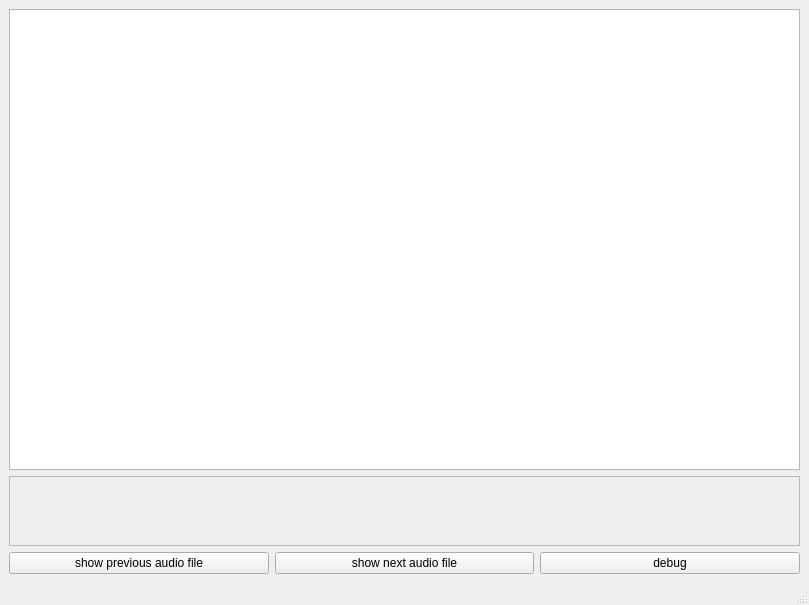
Before: the Qt Designer form gui.ui in groakat/AudioTagger, drawn with Qt 5.
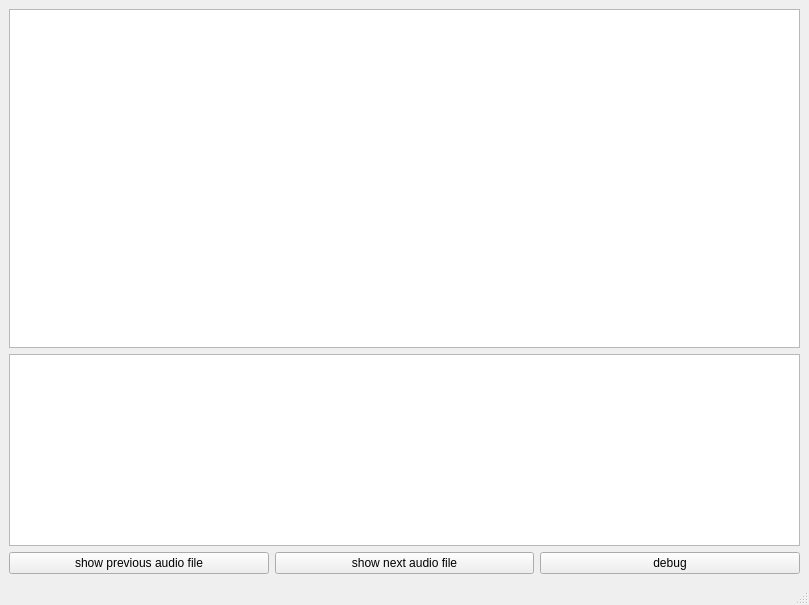
After: the same form once the commit is applied.

Commit message: scrollArea converted to QGraphicsView with scroll bounding box working

Patch:
```diff
--- a/gui.ui
+++ b/gui.ui
@@ -35,30 +35,18 @@
        </layout>
       </item>
       <item>
-       <widget class="QScrollArea" name="scrollArea">
+       <layout class="QHBoxLayout" name="horizontalLayout_3">
+        <item>
+         <widget class="QGraphicsView" name="scrollView">
         <property name="sizePolicy">
-         <sizepolicy hsizetype="Expanding" vsizetype="Maximum">
+           <sizepolicy hsizetype="Preferred" vsizetype="Maximum">
           <horstretch>0</horstretch>
           <verstretch>0</verstretch>
          </sizepolicy>
         </property>
-        <property name="verticalScrollBarPolicy">
-         <enum>Qt::ScrollBarAlwaysOff</enum>
-        </property>
-        <property name="widgetResizable">
-         <bool>true</bool>
-        </property>
-        <widget class="QWidget" name="scrollAreaWidgetContents">
-         <property name="geometry">
-          <rect>
-           <x>0</x>
-           <y>0</y>
-           <width>787</width>
-           <height>69</height>
-          </rect>
-         </property>
-        </widget>
-       </widget>
+         </widget>
+        </item>
+       </layout>
       </item>
       <item>
        <layout class="QHBoxLayout" name="horizontalLayout">
```
Lines whose indentation alone changed are shown as unchanged. The commit also changes 2 other files.
